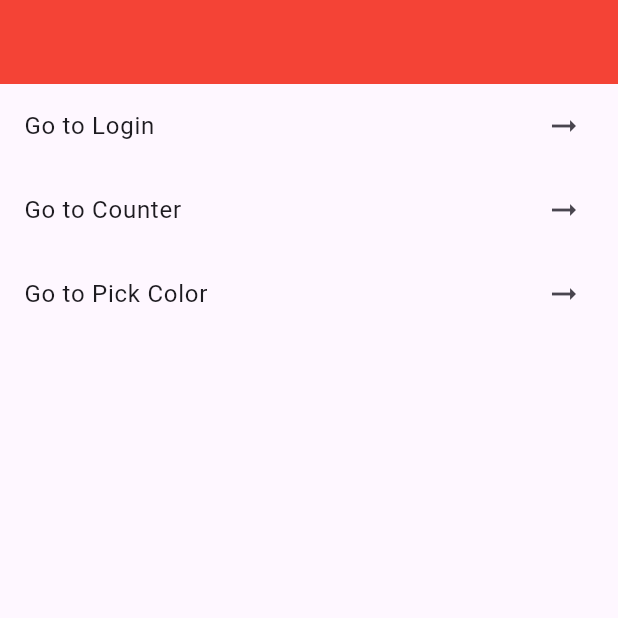
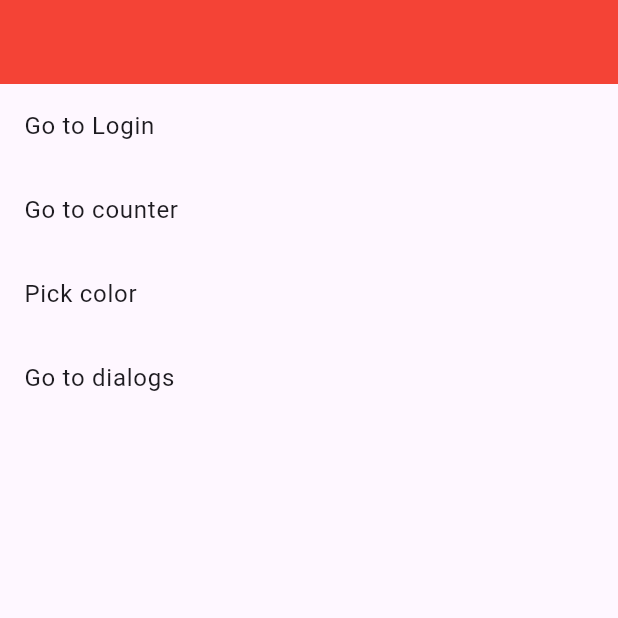
Before and after one commit to CarlosSPM91/Cursos, a Flutter app: the screen it shows after launch, on a phone screen of 412 x 824 dp, the top half of it. Run offline on Flutter 3.47's test engine with Material 3 defaults, Android fonts, the phone set to English and light mode, and no system bars; our stand-ins replace cached_network_image, device_preview, faker, flutter_svg.

Commit message:
dialogs final

```diff
--- a/Flutter/navigation/lib/app_routes.dart
+++ b/Flutter/navigation/lib/app_routes.dart
@@ -1,6 +1,7 @@
 import 'package:flutter/material.dart';
 import 'package:navigation/pages/color_picker.dart';
 import 'package:navigation/pages/counter_page.dart';
+import 'package:navigation/pages/dialogs_page.dart';
 import 'package:navigation/pages/login_page.dart';
 import 'package:navigation/pages/menu_page.dart';
 import 'package:navigation/pages/splash_page.dart';
@@ -16,6 +17,7 @@ Map<String, Widget Function(BuildContext)> get appRoutes {
     Routes.splash: (context) => const SplashPage(),
     Routes.counter: (context) => const CounterPage(),
     Routes.colorPicker: (context) => const ColorPicker(),
+    Routes.dialogs: (context) => const DialogsPage(),
     Routes.login: (context) {
       final email = getArguments<String>(context);
       return LoginPage(email: email);
--- a/Flutter/navigation/lib/pages/menu_page.dart
+++ b/Flutter/navigation/lib/pages/menu_page.dart
@@ -1,8 +1,21 @@
 import 'package:faker/faker.dart';
 import 'package:flutter/material.dart';
-import 'package:navigation/pages/color_picker.dart';
 
 import '../routes.dart';
+
+class PageData {
+  final String name;
+  final String label;
+  final Object? arguments;
+  final void Function(Object?)? onResult;
+
+  const PageData({
+    required this.name,
+    required this.label,
+    this.arguments,
+    this.onResult,
+  });
+}
 
 class MenuPage extends StatefulWidget {
   const MenuPage({super.key});
@@ -14,9 +27,9 @@ class MenuPage extends StatefulWidget {
 class _MenuPageState extends State<MenuPage> {
   MaterialColor _color = Colors.red;
 
-  void _onTap(BuildContext context) {
-    final faker = Faker();
-    final email = faker.internet.email();
+  // void _onTap(BuildContext context) {
+  // final faker = Faker();
+  // final email = faker.internet.email();
   // final route = MaterialPageRoute(
   //   builder: (_) => LoginPage(email: email),
   // );
@@ -26,13 +39,45 @@ class _MenuPageState extends State<MenuPage> {
   //   ),
   //   builder: (_) => LoginPage(),
   // );
-    Navigator.pushNamed(
-      context,
-      Routes.login,
-      arguments: email,
-    );
+  // Navigator.pushNamed(
+  //   context,
+  //   Routes.login,
+  //   arguments: email,
+  // );
   // Navigator.pushReplacement(context, route);
+  // }
+
+  @override
+  void initState() {
+    super.initState();
+    _pages = <PageData>[
+      const PageData(
+        name: Routes.login,
+        label: "Go to Login",
+        arguments: "test@test.com",
+      ),
+      const PageData(
+        name: Routes.counter,
+        label: "Go to counter",
+      ),
+      PageData(
+        name: Routes.colorPicker,
+        label: "Pick color",
+        onResult: (result) {
+          if (result is MaterialColor) {
+            _color = result;
+            setState(() {});
           }
+        },
+      ),
+      const PageData(
+        name: Routes.dialogs,
+        label: "Go to dialogs",
+      ),
+    ];
+  }
+
+  late final List<PageData> _pages;
 
   @override
   Widget build(BuildContext context) {
@@ -40,40 +85,19 @@ class _MenuPageState extends State<MenuPage> {
       appBar: AppBar(
         backgroundColor: _color,
       ),
-      body: ListView(
-        children: [
-          ListTile(
-            onTap: () => _onTap(context),
-            title: const Text("Go to Login"),
-            trailing: const Icon(Icons.arrow_right_alt_outlined),
-          ),
-          ListTile(
-            onTap: () {
-              Navigator.pushNamed(context, Routes.counter);
+      body: ListView.builder(
+        itemBuilder: (_, index) {
+          final data = _pages[index];
+          return ListTile(
+            title: Text(data.label),
+            onTap: () async {
+              final result = await Navigator.pushNamed(context, data.name,
+                  arguments: data.arguments);
+                  if(data.onResult != null){ data.onResult!(result);}
             },
-            title: const Text("Go to Counter"),
-            trailing: const Icon(Icons.arrow_right_alt_outlined),
-          ),
-          ListTile(
-            onTap: () async {
-              // final route = MaterialPageRoute<MaterialColor>(
-              //   builder: (_) => const ColorPicker(),
-              // );
-              // final  result = await Navigator.push(context, route);
-              // print(result);
-              final result =
-                  await Navigator.pushNamed(context, Routes.colorPicker)
-                      as MaterialColor?;
-
-              if (result != null) {
-                _color = result;
-                setState(() {});
-              }
+          );
         },
-            title: const Text("Go to Pick Color"),
-            trailing: const Icon(Icons.arrow_right_alt_outlined),
-          ),
-        ],
+        itemCount: _pages.length,
       ),
     );
   }
--- a/Flutter/navigation/lib/routes.dart
+++ b/Flutter/navigation/lib/routes.dart
@@ -10,4 +10,5 @@ class Routes {
   static const counter = "/counter";
   static const login = "/login";
   static const colorPicker = "/color-picker";
+  static const dialogs = "/dialogs";
 }
```
Also changed, not shown: Flutter/navigation/lib/dialogs/bottom_sheet_dialog.dart (added, +45 -0 lines), Flutter/navigation/lib/dialogs/confirm_dialog.dart (added, +60 -0 lines), Flutter/navigation/lib/dialogs/cupertino_dialog.dart (added, +36 -0 lines), Flutter/navigation/lib/dialogs/custom_dialog.dart (added, +66 -0 lines), Flutter/navigation/lib/pages/counter_page.dart (+15 -4 lines), Flutter/navigation/lib/pages/dialogs_page.dart (added, +77 -0 lines). Lines whose indentation alone changed are shown as unchanged.
